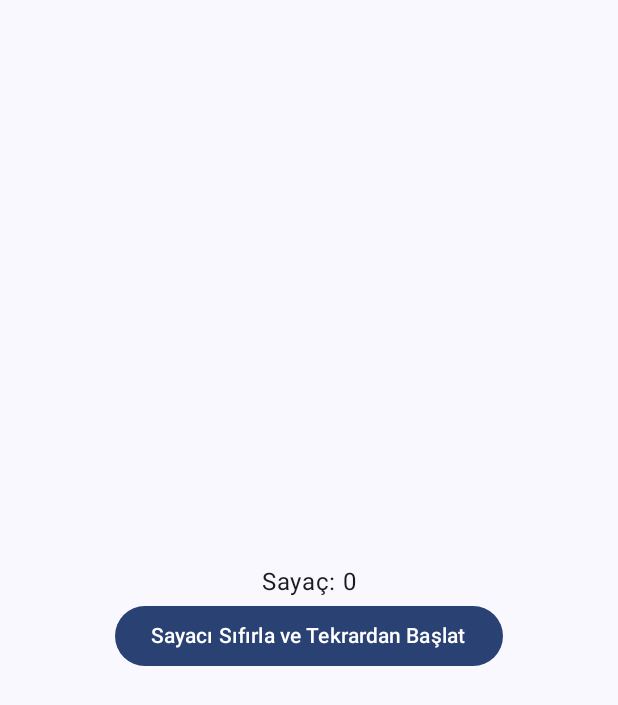
After one commit to CenkerAydin/SideEffects, an Android app built with Jetpack Compose: the composable RememberCoroutineScopeExample shown on its own in the app's theme, on a phone screen of 412 x 824 dp. The commit adds this screen. Shown: the top 705 px of the screen. Run offline under Robolectric (Android 15) with nearby library versions, the phone set to English and light mode, and no system bars.

Commit message:
refactor to use rememberCoroutineScope for launching coroutines in composable

```diff
--- a/app/src/main/java/com/cenkeraydin/sideeffects/MainActivity.kt
+++ b/app/src/main/java/com/cenkeraydin/sideeffects/MainActivity.kt
@@ -7,10 +7,8 @@ import androidx.activity.enableEdgeToEdge
 import androidx.compose.foundation.layout.fillMaxSize
 import androidx.compose.foundation.layout.padding
 import androidx.compose.material3.Scaffold
-import androidx.compose.material3.Text
-import androidx.compose.runtime.Composable
 import androidx.compose.ui.Modifier
-import androidx.compose.ui.tooling.preview.Preview
+import com.cenkeraydin.sideeffects.ui.RememberCoroutineScopeExample
 import com.cenkeraydin.sideeffects.ui.theme.SideEffectsTheme
 
 class MainActivity : ComponentActivity() {
@@ -20,7 +18,7 @@ class MainActivity : ComponentActivity() {
         setContent {
             SideEffectsTheme {
                 Scaffold(modifier = Modifier.fillMaxSize()) { innerPadding ->
-                    LaunchedEffectExample(modifier = Modifier.padding(innerPadding))
+                    RememberCoroutineScopeExample(modifier = Modifier.padding(innerPadding))
                 }
             }
         }
--- /dev/null
+++ b/app/src/main/java/com/cenkeraydin/sideeffects/ui/RememberCoroutineScopeExample.kt
@@ -0,0 +1,41 @@
+package com.cenkeraydin.sideeffects.ui
+
+import androidx.compose.foundation.layout.Arrangement
+import androidx.compose.foundation.layout.Column
+import androidx.compose.foundation.layout.fillMaxSize
+import androidx.compose.material3.Button
+import androidx.compose.material3.Text
+import androidx.compose.runtime.Composable
+import androidx.compose.runtime.getValue
+import androidx.compose.runtime.mutableIntStateOf
+import androidx.compose.runtime.remember
+import androidx.compose.runtime.rememberCoroutineScope
+import androidx.compose.runtime.setValue
+import androidx.compose.ui.Alignment
+import androidx.compose.ui.Modifier
+import kotlinx.coroutines.delay
+import kotlinx.coroutines.launch
+
+@Composable
+fun RememberCoroutineScopeExample(modifier: Modifier = Modifier) {
+    var count by remember { mutableIntStateOf(0) }
+    val coroutineScope = rememberCoroutineScope()
+
+    Column(
+        modifier = modifier.fillMaxSize(),
+        verticalArrangement = Arrangement.Center,
+        horizontalAlignment = Alignment.CenterHorizontally
+    ) {
+        Text(text = "Sayaç: $count")
+        Button(onClick = {
+            coroutineScope.launch {
+                while (count < 10) {
+                    delay(1000L)
+                    count++
+                }
+            }
+        }) {
+            Text("Sayacı Sıfırla ve Tekrardan Başlat")
+        }
+    }
+}
```
